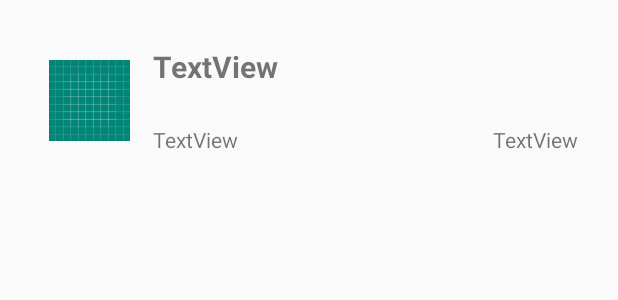
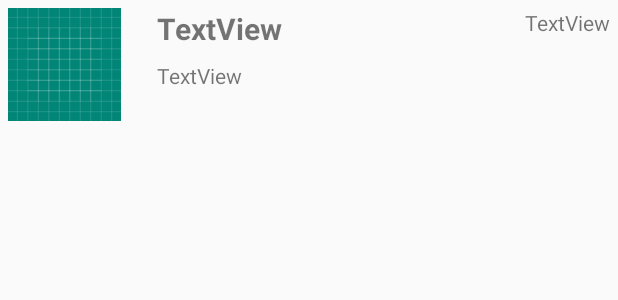
Before and after one commit to pal94/trip-planner, an Android app: the layout chat_list_item.xml on its own in the app's theme, with its tools: preview values and no code run, on a phone screen of 412 x 824 dp. Shown: the top 300 px of the screen. Run offline under Robolectric (Android 15) with nearby library versions, the light colour scheme and no system bars.

Commit message:
cheanged layout

```diff
--- a/app/src/main/java/com/example/tripplanner/FindTripPage.java
+++ b/app/src/main/java/com/example/tripplanner/FindTripPage.java
@@ -64,7 +64,6 @@ public class FindTripPage extends AppCompatActivity {
         creator.setText(trip.name);
         location.setText(trip.location);
         date.setText(trip.date);
-//        Picasso.get().load(trip.cover_image).into(iv);
         setCover(trip.cover_image);
 
         findViewById(R.id.buttonJoin).setOnClickListener(new View.OnClickListener() {
--- a/app/src/main/java/com/example/tripplanner/TripPage.java
+++ b/app/src/main/java/com/example/tripplanner/TripPage.java
@@ -104,7 +104,7 @@ public class TripPage extends AppCompatActivity {
                             }).setNegativeButton("No", new DialogInterface.OnClickListener() {
                         @Override
                         public void onClick(DialogInterface dialog, int which) {
-                            Toast.makeText(TripPage.this, "YOU BACKED OUT", Toast.LENGTH_SHORT).show();
+//                            Toast.makeText(TripPage.this, "YOU BACKED OUT", Toast.LENGTH_SHORT).show();
 
                         }
                     });
--- a/app/src/main/res/layout/chat_list_item.xml
+++ b/app/src/main/res/layout/chat_list_item.xml
@@ -4,18 +4,12 @@
     xmlns:tools="http://schemas.android.com/tools"
     android:layout_width="match_parent"
     android:layout_height="wrap_content"
-    android:padding="15dp">
+    android:padding="5dp">
 
     <ImageView
         android:id="@+id/imageViewChatList"
-        android:layout_width="0dp"
-        android:layout_height="71dp"
-        android:layout_marginStart="17dp"
-        android:layout_marginTop="16dp"
-        android:layout_marginEnd="15dp"
-        app:layout_constraintEnd_toEndOf="parent"
-        app:layout_constraintEnd_toStartOf="@+id/tvMessage"
-        app:layout_constraintHorizontal_bias="0.0"
+        android:layout_width="75dp"
+        android:layout_height="75dp"
         app:layout_constraintStart_toStartOf="parent"
         app:layout_constraintTop_toTopOf="parent"
         app:srcCompat="@drawable/ic_launcher_background" />
@@ -23,36 +17,29 @@
     <TextView
         android:id="@+id/textViewChatList"
         android:layout_width="92dp"
-        android:layout_height="22dp"
-        android:layout_marginStart="15dp"
-        android:layout_marginTop="15dp"
-        android:layout_marginBottom="15dp"
+        android:layout_height="wrap_content"
+        android:layout_marginStart="24dp"
         android:text="TextView"
         android:textSize="20sp"
         android:textStyle="bold"
-        app:layout_constraintBottom_toTopOf="@+id/tvMessage"
         app:layout_constraintStart_toEndOf="@+id/imageViewChatList"
-        app:layout_constraintTop_toTopOf="parent"
-        app:layout_constraintVertical_bias="0.0" />
+        app:layout_constraintTop_toTopOf="@+id/imageViewChatList" />
 
     <TextView
         android:id="@+id/tvMessage"
         android:layout_width="wrap_content"
         android:layout_height="wrap_content"
-        android:layout_marginEnd="238dp"
+        android:layout_marginTop="8dp"
         android:text="TextView"
-        app:layout_constraintBottom_toBottomOf="parent"
-        app:layout_constraintEnd_toEndOf="parent"
-        app:layout_constraintStart_toEndOf="@+id/imageViewChatList" />
+        app:layout_constraintStart_toStartOf="@+id/textViewChatList"
+        app:layout_constraintTop_toBottomOf="@+id/textViewChatList" />
 
     <TextView
         android:id="@+id/tvDate"
         android:layout_width="wrap_content"
         android:layout_height="wrap_content"
-        android:layout_marginEnd="11dp"
         android:text="TextView"
-        app:layout_constraintBottom_toBottomOf="@+id/tvMessage"
         app:layout_constraintEnd_toEndOf="parent"
-        app:layout_constraintTop_toTopOf="@+id/tvMessage" />
+        app:layout_constraintTop_toTopOf="@+id/textViewChatList" />
 
 </androidx.constraintlayout.widget.ConstraintLayout>
```
Also changed, not shown: app/src/main/res/layout/activity_chat_list.xml (+10 -10 lines).
